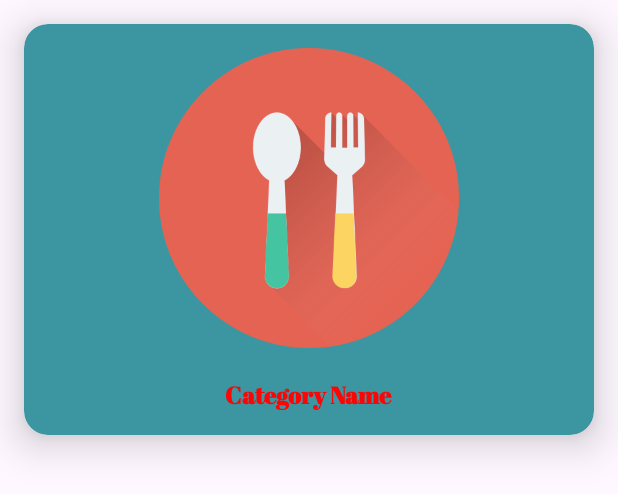
After one commit to Sumitvaidya9344/FinalYearProject, an Android app: the layout lv_get_all_category.xml on its own in the app's theme, with its tools: preview values and no code run, on a phone screen of 412 x 824 dp. The commit adds this screen. Shown: the top 494 px of the screen. Run offline under Robolectric (Android 15) with nearby library versions, the light colour scheme and no system bars; Roboto replaces fonts that are not available here.

```diff
--- a/app/src/main/java/com/example/finalyearproject/Comman/Urls.java
+++ b/app/src/main/java/com/example/finalyearproject/Comman/Urls.java
@@ -6,4 +6,6 @@ public class Urls {
     public static String registerUserWebService = webServiceAddress + "hostelregister.php";
     public static String forgetPasswordWebService = webServiceAddress + "userForgotPassword.php";
     public static String myDetailsWebService = webServiceAddress + "myDetails.php";
+    public static String getAllCategoryDetailsWebService = webServiceAddress + "getAllCategoryDetails.php";
+
 }
--- a/app/src/main/java/com/example/finalyearproject/POJOGetAllCategoryDetails.java
+++ b/app/src/main/java/com/example/finalyearproject/POJOGetAllCategoryDetails.java
@@ -18,22 +18,27 @@ public class POJOGetAllCategoryDetails {
     }
 
     public void setId(String id) {
+
         this.id = id;
     }
 
     public String getCategoryImage() {
+
         return categoryImage;
     }
 
     public void setCategoryImage(String categoryImage) {
+
         this.categoryImage = categoryImage;
     }
 
     public String getCategoryName() {
+
         return categoryName;
     }
 
     public void setCategoryName(String categoryName) {
+
         this.categoryName = categoryName;
     }
 }
--- /dev/null
+++ b/app/src/main/res/layout/lv_get_all_category.xml
@@ -0,0 +1,54 @@
+<?xml version="1.0" encoding="utf-8"?>
+<LinearLayout xmlns:android="http://schemas.android.com/apk/res/android"
+    android:layout_width="match_parent"
+    android:layout_height="match_parent"
+    xmlns:app="http://schemas.android.com/apk/res-auto"
+    android:orientation="vertical">
+
+    <androidx.cardview.widget.CardView
+        android:layout_width="match_parent"
+        android:layout_height="wrap_content"
+        app:cardBackgroundColor="#3B96A1"
+        app:cardElevation="16sp"
+        app:cardCornerRadius="16sp"
+        android:layout_margin="16sp">
+
+        <LinearLayout
+            android:layout_width="match_parent"
+            android:layout_height="match_parent"
+            android:orientation="vertical"
+            android:gravity="center">
+
+            <ImageView
+                android:layout_width="200sp"
+                android:layout_height="200sp"
+                android:id="@+id/ivcategoryimage"
+                android:src="@drawable/categoryloading"
+                android:layout_marginTop="16sp"/>
+
+            <TextView
+                android:layout_width="wrap_content"
+                android:layout_height="wrap_content"
+                android:id="@+id/tvCategoryName"
+                android:text="Category Name"
+                android:textColor="@color/redDark"
+                android:fontFamily="@font/abril_fatface"
+                android:textSize="16sp"
+                android:textStyle="bold"
+                android:layout_marginTop="20sp"
+                android:layout_marginBottom="16sp"/>
+
+
+
+
+
+
+
+
+
+
+
+        </LinearLayout>
+    </androidx.cardview.widget.CardView>
+
+</LinearLayout>
```
Also changed, not shown: app/src/main/java/com/example/finalyearproject/AdapterGetAllCategoryDetails.java (+58 -8 lines), app/src/main/java/com/example/finalyearproject/CategoryFragment.java (+43 -1 lines), app/src/main/res/layout/fragment_category.xml (+12 -0 lines), app/src/main/res/drawable/categoryloading.png (added).
